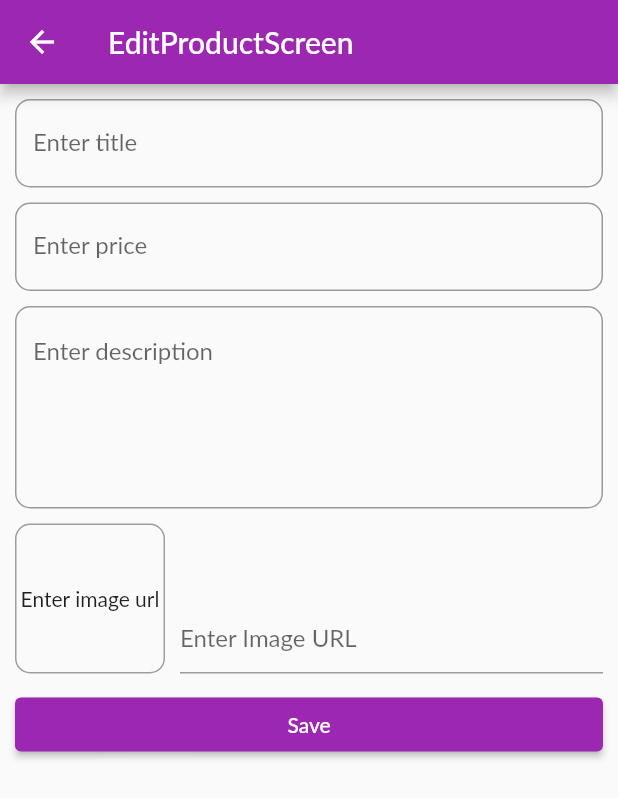
After one commit to CenturionConfidence/my_first_flutter_app, a Flutter app: the EditProductScreen screen opened by its route, on a phone screen of 412 x 824 dp. The commit adds this screen. Shown: the top 798 px of the screen. Run offline on Flutter 3.47's test engine with Material 2 defaults, Android fonts, the phone set to English and light mode, and no system bars; network calls fail; Roboto replaces fonts that are missing (Lato).

Commit message:
made some changes in the file

```diff
--- a/lib/main.dart
+++ b/lib/main.dart
@@ -4,6 +4,8 @@ import 'package:quiz_app/provider/carts_provider.dart';
 import 'package:quiz_app/provider/order_provider.dart';
 import 'package:quiz_app/provider/products.dart';
 import 'package:quiz_app/screens/Cart_screen.dart';
+import 'package:quiz_app/screens/edit_product_screen.dart';
+import 'package:quiz_app/screens/manage_product_screen.dart';
 import 'package:quiz_app/screens/order_screen.dart';
 
 import '../screens/product_overview_screen.dart';
@@ -46,6 +48,8 @@ class MyApp extends StatelessWidget {
           ProductDetail.routeName: (ctx) => const ProductDetail(),
           CartScreen.routeName: (ctx) => const CartScreen(),
           OrderScreen.routeName: (ctx) => const OrderScreen(),
+          ManageProduct.routeName: (ctx) => const ManageProduct(),
+          EditProductScreen.routeName: (ctx) => const EditProductScreen(),
         },
       ),
     );
--- a/lib/provider/products.dart
+++ b/lib/provider/products.dart
@@ -31,7 +31,7 @@ class ProductList with ChangeNotifier {
       price: 29.99,
       description: 'Product of the new shop',
       imageUrl:
-          'https://media.glamour.com/photos/612d33b2e274243a3defbc8b/master/w_3200,h_1800,c_limit/best%20tiny%20bags.jpg',
+          'https://encrypted-tbn0.gstatic.com/images?q=tbn:ANd9GcQK-g4jeOEmt0BailpIBN2__XjCpr27wxk4IQ&usqp=CAU',
     ),
     Product(
       id: 'c2',
@@ -47,7 +47,7 @@ class ProductList with ChangeNotifier {
       price: 29.99,
       description: 'Product of the new shop',
       imageUrl:
-          'https://www.pexels.com/photo/yellow-backpack-with-five-assorted-stickers-on-grey-metal-stairway-rail-934673/',
+          'https://encrypted-tbn0.gstatic.com/images?q=tbn:ANd9GcT3tGGCeGXCGfviK-komRyAoSjk8D41TrTEvQ&usqp=CAU',
     ),
     Product(
       id: 'c4',
@@ -55,9 +55,20 @@ class ProductList with ChangeNotifier {
       price: 29.99,
       description: 'Product of the new shop',
       imageUrl:
-          'https://www.pexels.com/photo/yellow-backpack-with-five-assorted-stickers-on-grey-metal-stairway-rail-934673/',
+          'https://encrypted-tbn0.gstatic.com/images?q=tbn:ANd9GcTGPuNj7H6O0cFbRtGM_yY0xpZ2fPLfmyXr7g&usqp=CAU',
     )
   ];
+
+  List<Product> get items {
+    if (_showFavorites) {
+      return _items.where((prodItem) => prodItem.isFavorite).toList();
+    }
+    return [..._items];
+  }
+
+  Product findById(String id) {
+    return _items.firstWhere((prod) => prod.id == id);
+  }
 
   var _showFavorites = false;
 
@@ -70,15 +81,4 @@ class ProductList with ChangeNotifier {
     _showFavorites = false;
     notifyListeners();
   }
-
-  List<Product> get items {
-    if (_showFavorites) {
-      return _items.where((prodItem) => prodItem.isFavorite).toList();
-    }
-    return [..._items];
-  }
-
-  Product findById(String id) {
-    return _items.firstWhere((prod) => prod.id == id);
-  }
 }
--- /dev/null
+++ b/lib/screens/edit_product_screen.dart
@@ -0,0 +1,204 @@
+import 'package:flutter/material.dart';
+import '../provider/products.dart';
+
+class EditProductScreen extends StatefulWidget {
+  static const routeName = '/edit-product';
+
+  const EditProductScreen({Key? key}) : super(key: key);
+
+  @override
+  State<EditProductScreen> createState() => _EditProductScreenState();
+}
+
+class _EditProductScreenState extends State<EditProductScreen> {
+  final _priceFocusNode = FocusNode();
+  final _descriptionFocusNode = FocusNode();
+  final _imageUrlController = TextEditingController();
+  final _imageUrlFocusNode = FocusNode();
+  final _form = GlobalKey<FormState>();
+
+
+  var _editedProduct = Product(
+    id: '',
+    title: '',
+    price: 0,
+    description: '',
+    imageUrl: '',
+  );
+
+  @override
+  void initState() {
+    _imageUrlFocusNode.addListener(_updateImageUrl);
+    super.initState();
+  }
+
+  @override
+  void dispose() {
+    _imageUrlFocusNode.removeListener(_updateImageUrl);
+    _priceFocusNode.dispose();
+    _descriptionFocusNode.dispose();
+    _imageUrlController.dispose();
+    super.dispose();
+  }
+
+  void _updateImageUrl() {
+    if (!_imageUrlFocusNode.hasFocus) {
+      setState(() {});
+    }
+  }
+
+  void _saveForm() {
+    _form.currentState!.save();
+    print(_editedProduct.title);
+    print(_editedProduct.price);
+    print(_editedProduct.description);
+    print(_editedProduct.imageUrl);
+  }
+
+  @override
+  Widget build(BuildContext context) {
+    return Scaffold(
+      appBar: AppBar(
+        title: const Text('EditProductScreen'),
+      ),
+      body: Padding(
+        padding: const EdgeInsets.all(10.0),
+        child: Form(
+          key: _form,
+          child: ListView(
+            children: [
+              TextFormField(
+                decoration: InputDecoration(
+                  labelText: 'Enter title',
+                  border: OutlineInputBorder(
+                    borderRadius: BorderRadius.circular(10),
+                  ),
+                ),
+                textInputAction: TextInputAction.next,
+                onFieldSubmitted: (_) {
+                  FocusScope.of(context).requestFocus(_priceFocusNode);
+                },
+                onSaved: (value) {
+                  _editedProduct = Product(
+                    title: value!,
+                    price: _editedProduct.price,
+                    description: _editedProduct.description,
+                    imageUrl: _editedProduct.imageUrl,
+                    id: _editedProduct.id,
+                  );
+                },
+              ),
+              const SizedBox(
+                height: 10,
+              ),
+              TextFormField(
+                decoration: InputDecoration(
+                  labelText: 'Enter price',
+                  border: OutlineInputBorder(
+                    borderRadius: BorderRadius.circular(10),
+                  ),
+                ),
+                textInputAction: TextInputAction.next,
+                keyboardType: TextInputType.number,
+                onFieldSubmitted: (_) {
+                  FocusScope.of(context).requestFocus(_descriptionFocusNode);
+                },
+                onSaved: (value) {
+                  _editedProduct = Product(
+                    title: _editedProduct.title,
+                    price: double.parse(value!),
+                    description: _editedProduct.description,
+                    imageUrl: _editedProduct.imageUrl,
+                    id: _editedProduct.id,
+                  );
+                },
+              ),
+              const SizedBox(
+                height: 10,
+              ),
+              TextFormField(
+                decoration: InputDecoration(
+                  hintText: 'Enter description',
+                  border: OutlineInputBorder(
+                    borderRadius: BorderRadius.circular(10),
+                  ),
+                ),
+                maxLines: 5,
+                keyboardType: TextInputType.multiline,
+                onFieldSubmitted: (_) {
+                  FocusScope.of(context).requestFocus(_imageUrlFocusNode);
+                },
+                onSaved: (value) {
+                  _editedProduct = Product(
+                    title: _editedProduct.title,
+                    price: _editedProduct.price,
+                    description: value!,
+                    imageUrl: _editedProduct.imageUrl,
+                    id: _editedProduct.id,
+                  );
+                },
+              ),
+              Row(
+                crossAxisAlignment: CrossAxisAlignment.end,
+                children: [
+                  Container(
+                    width: 100,
+                    height: 100,
+                    child: _imageUrlController.text.isEmpty
+                        ? const Center(
+                            child: Text('Enter image url'),
+                          )
+                        : Image.network(
+                            _imageUrlController.text,
+                            fit: BoxFit.cover,
+                          ),
+                    margin: const EdgeInsets.only(top: 10, right: 10),
+                    decoration: BoxDecoration(
+                      border: Border.all(
+                        width: 1,
+                        color: Colors.grey,
+                      ),
+                      borderRadius: BorderRadius.circular(10),
+                    ),
+                  ),
+                  Expanded(
+                    child: TextFormField(
+                      decoration: const InputDecoration(
+                        hintText: 'Enter Image URL',
+                      ),
+                      controller: _imageUrlController,
+                      keyboardType: TextInputType.url,
+                      textInputAction: TextInputAction.done,
+                      focusNode: _imageUrlFocusNode,
+                      onFieldSubmitted: (_) {
+                        _saveForm();
+                      },
+                      onSaved: (value) {
+                        _editedProduct = Product(
+                          title: _editedProduct.title,
+                          price: _editedProduct.price,
+                          description: _editedProduct.description,
+                          imageUrl: value!,
+                          id: _editedProduct.id,
+                        );
+                      },
+                    ),
+                  ),
+                ],
+              ),
+              const SizedBox(
+                height: 10,
+              ),
+              ElevatedButton(
+                child: const Text('Save'),
+                onPressed: () {
+                  _saveForm();
+                },
+              ),
+            ],
+          ),
+        ),
+      ),
+    );
+  }
+}
```
Also changed, not shown: lib/design/cart_design.dart (+24 -0 lines), lib/design/manage_product_design.dart (added, +41 -0 lines), lib/design/product_overview_design.dart (+13 -0 lines), lib/main_drawer.dart (+11 -12 lines), lib/provider/carts_provider.dart (+20 -0 lines), lib/screens/manage_product_screen.dart (added, +33 -0 lines).
